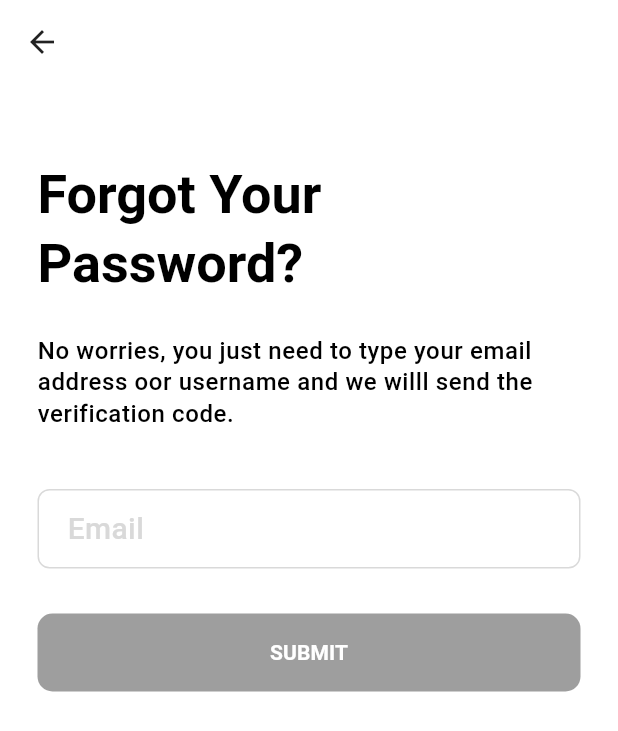
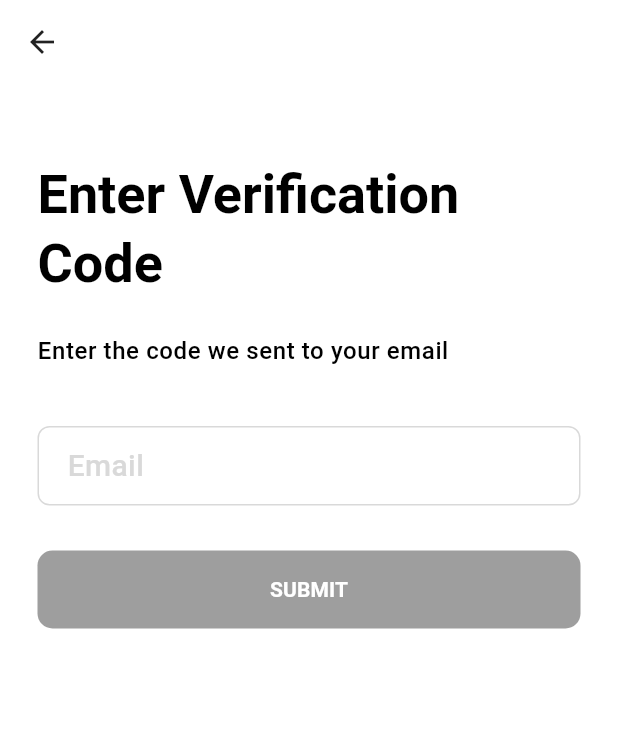
Before and after one commit to Dapo-dan/bankio, a Flutter app: the VerityEmailScreen screen opened directly, on a phone screen of 412 x 824 dp. Shown: the top 731 px of the screen. Run offline on Flutter 3.47's test engine with Material 3 defaults, Android fonts, the phone set to English and light mode, and no system bars; our stand-ins replace bloc, equatable, flutter_bloc.

Commit message:
feat: update verification page

```diff
--- a/lib/blocs/auth_bloc/forgot_password/forgot_password_bloc.dart
+++ b/lib/blocs/auth_bloc/forgot_password/forgot_password_bloc.dart
@@ -17,6 +17,12 @@ class ForgotPasswordBloc
     on<Submitted>((event, emit) {
       // Add authentication logic here
       if (state.emailError == null) {
+         Navigator.push(
+                        context,
+                        MaterialPageRoute(
+                          builder: (_) => const ForgotPasswordScreen(),
+                        ),
+                      );
         if (kDebugMode) {
           print("Send verification code: ${state.email}");
         }
--- a/lib/presentation/screens/auth/forgot_password/verity_email.dart
+++ b/lib/presentation/screens/auth/forgot_password/verity_email.dart
@@ -26,14 +26,17 @@ class VerityEmailScreen extends StatelessWidget {
             children: [
               verticalSpaceLarge(),
               Text(
-                "Forgot Your\nPassword?",
+                "Enter Verification Code",
                 style: theme.textTheme.headlineMedium,
               ),
               verticalSpaceMedium(),
-              Text(
-                "No worries, you just need to type your email address oor username and we willl send the verification code.",
-                style: theme.textTheme.bodySmall,
-              ),
+              BlocBuilder<ForgotPasswordBloc, ForgotPasswordState>(
+                  builder: (context, state) {
+                return Text(
+                  "Enter the code we sent to your email ${state.email}",
+                  style: theme.textTheme.bodySmall,
+                );
+              }),
               verticalSpaceMedium(),
               BlocBuilder<ForgotPasswordBloc, ForgotPasswordState>(
                 builder: (context, state) {
```
Also changed, not shown: lib/presentation/screens/auth/forgot_password/create_password.dart (added).
